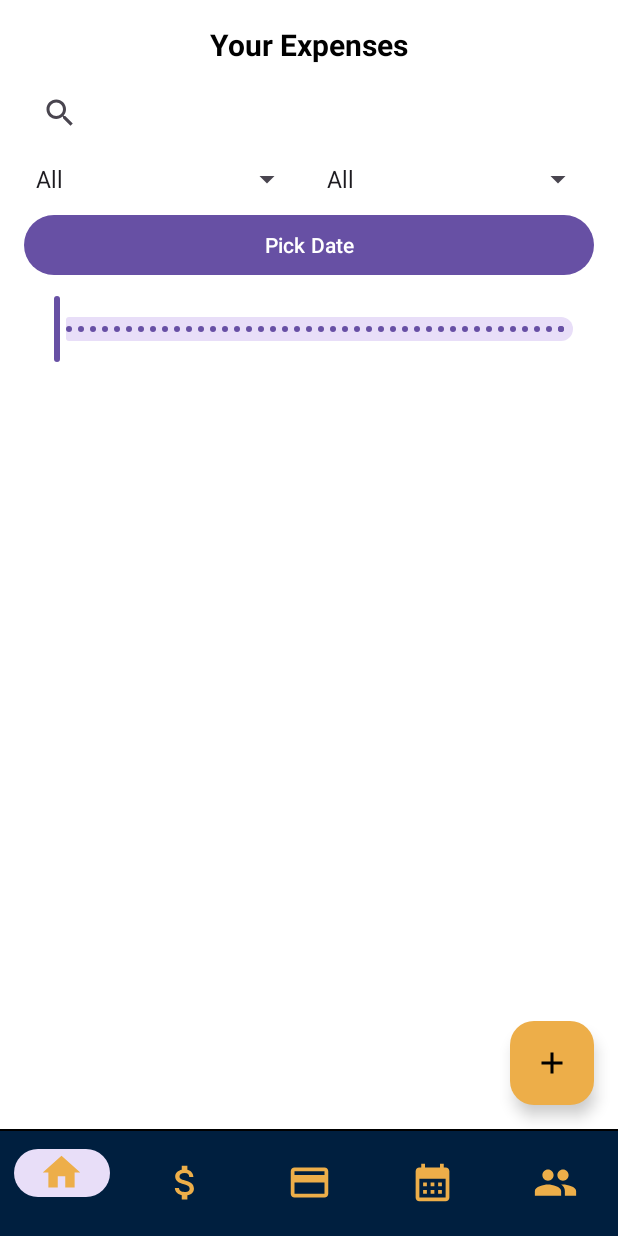
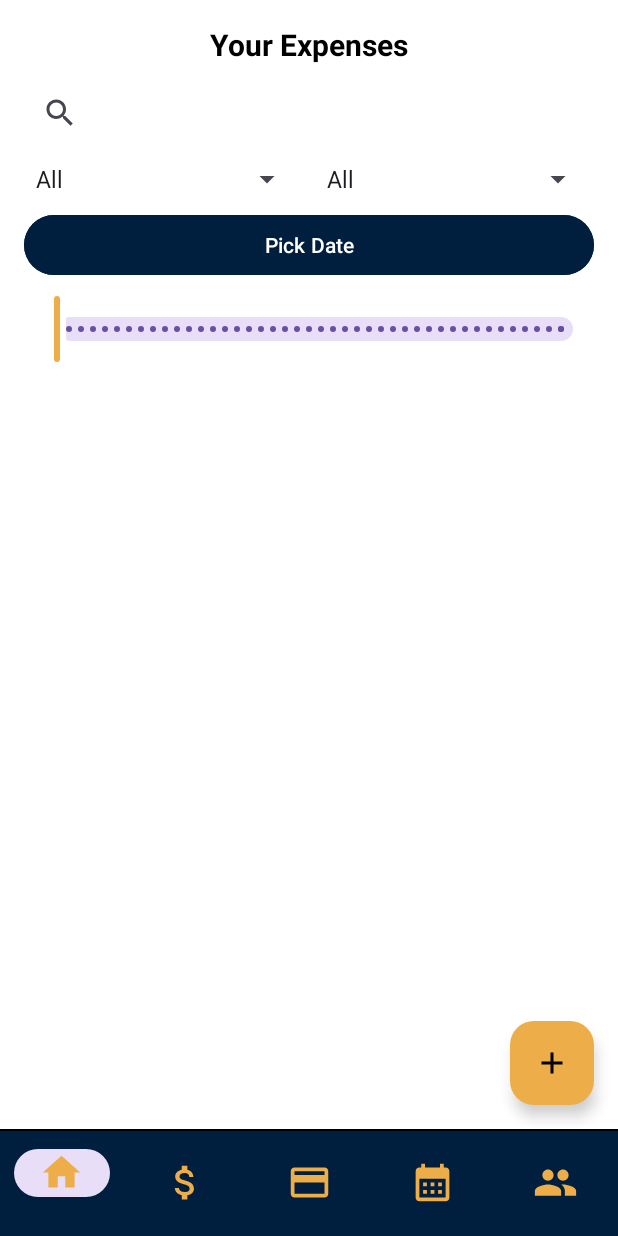
Before and after one commit to BudguetteSP/Budguette, an Android app: the fragment ExpensesFragment placed in its activity, on a phone screen of 412 x 824 dp. Run offline under Robolectric (Android 15) with nearby library versions, the phone set to English and light mode, and no system bars; our stand-ins replace Firebase (no records; nobody signed in at launch, a user with empty details on screens opened directly); libraries missing offline, so code that uses them is left out: com.github.mikephil.charting, com.jakewharton.threetenabp; 37 statements that could not run were skipped.

Commit message:
Color change of slider on expenses tab

```diff
--- a/app/src/main/res/layout/fragment_expenses.xml
+++ b/app/src/main/res/layout/fragment_expenses.xml
@@ -76,6 +76,7 @@
             android:id="@+id/buttonDateFilter"
             android:layout_width="0dp"
             android:layout_height="wrap_content"
+            android:backgroundTint="@color/navy_blue"
             android:text="Pick Date"
             app:layout_constraintTop_toBottomOf="@id/filterRow1"
             app:layout_constraintStart_toStartOf="parent"
@@ -90,6 +91,7 @@
             android:valueFrom="0"
             android:valueTo="1000"
             android:stepSize="10"
+            app:thumbColor="@color/gold"
             app:layout_constraintTop_toBottomOf="@id/buttonDateFilter"
             app:layout_constraintStart_toStartOf="parent"
             app:layout_constraintEnd_toEndOf="parent"
```
